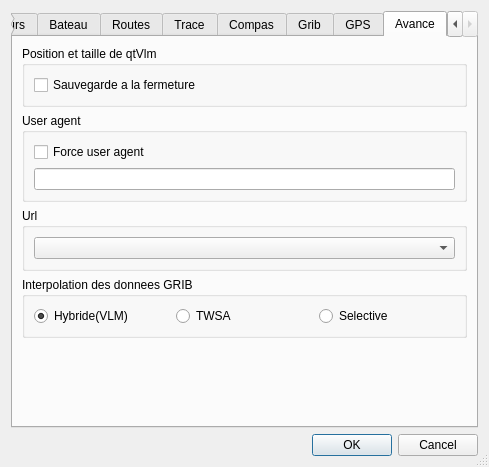
nohal/qtVlm, file src/Ui/paramVLM.ui: the form before one commit.
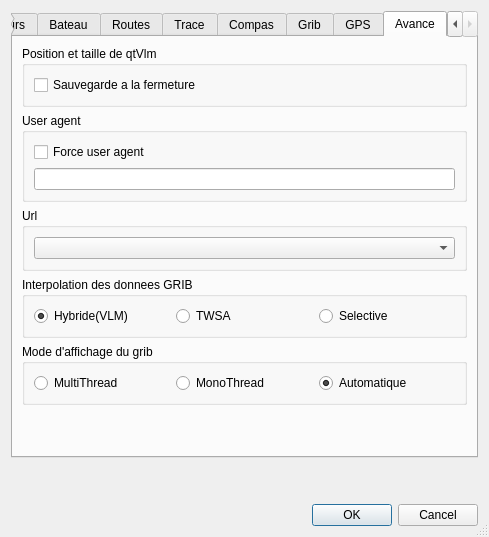
The form after the commit. The open tabs and pages were chosen to show the change. Icons and pictures are not drawn.

```diff
--- a/src/Ui/paramVLM.ui
+++ b/src/Ui/paramVLM.ui
@@ -7,7 +7,7 @@
     <x>0</x>
     <y>0</y>
     <width>489</width>
-    <height>448</height>
+    <height>537</height>
    </rect>
   </property>
   <property name="sizePolicy">
@@ -1238,6 +1238,42 @@
          </layout>
         </widget>
        </item>
+       <item>
+        <widget class="QGroupBox" name="groupBox_16">
+         <property name="title">
+          <string>Mode d'affichage du grib</string>
+         </property>
+         <layout class="QHBoxLayout" name="horizontalLayout_7">
+          <item>
+           <widget class="QRadioButton" name="gribMulti">
+            <property name="text">
+             <string>MultiThread</string>
+            </property>
+            <property name="checked">
+             <bool>false</bool>
+            </property>
+           </widget>
+          </item>
+          <item>
+           <widget class="QRadioButton" name="gribMono">
+            <property name="text">
+             <string>MonoThread</string>
+            </property>
+           </widget>
+          </item>
+          <item>
+           <widget class="QRadioButton" name="gribAuto">
+            <property name="text">
+             <string>Automatique</string>
+            </property>
+            <property name="checked">
+             <bool>true</bool>
+            </property>
+           </widget>
+          </item>
+         </layout>
+        </widget>
+       </item>
        <item>
         <spacer name="verticalSpacer_8">
          <property name="orientation">
```
Left out of the diff: 25 changed lines with no effect on the pictures.
